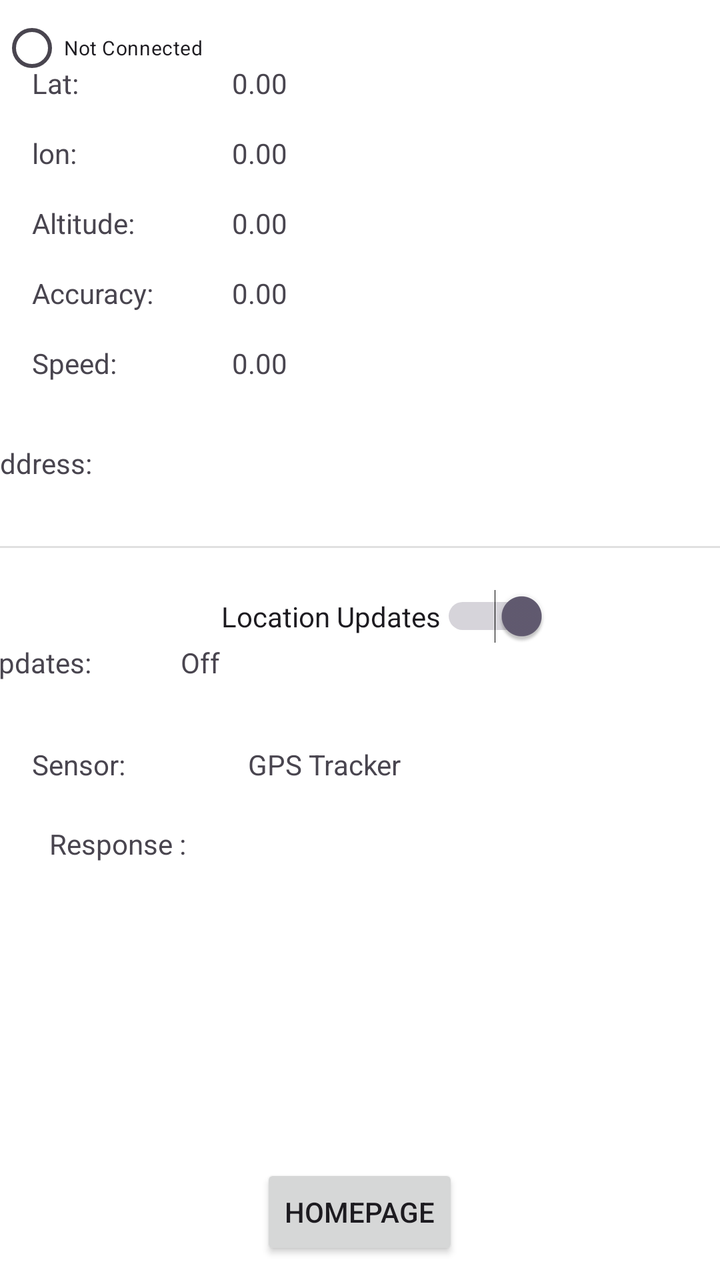
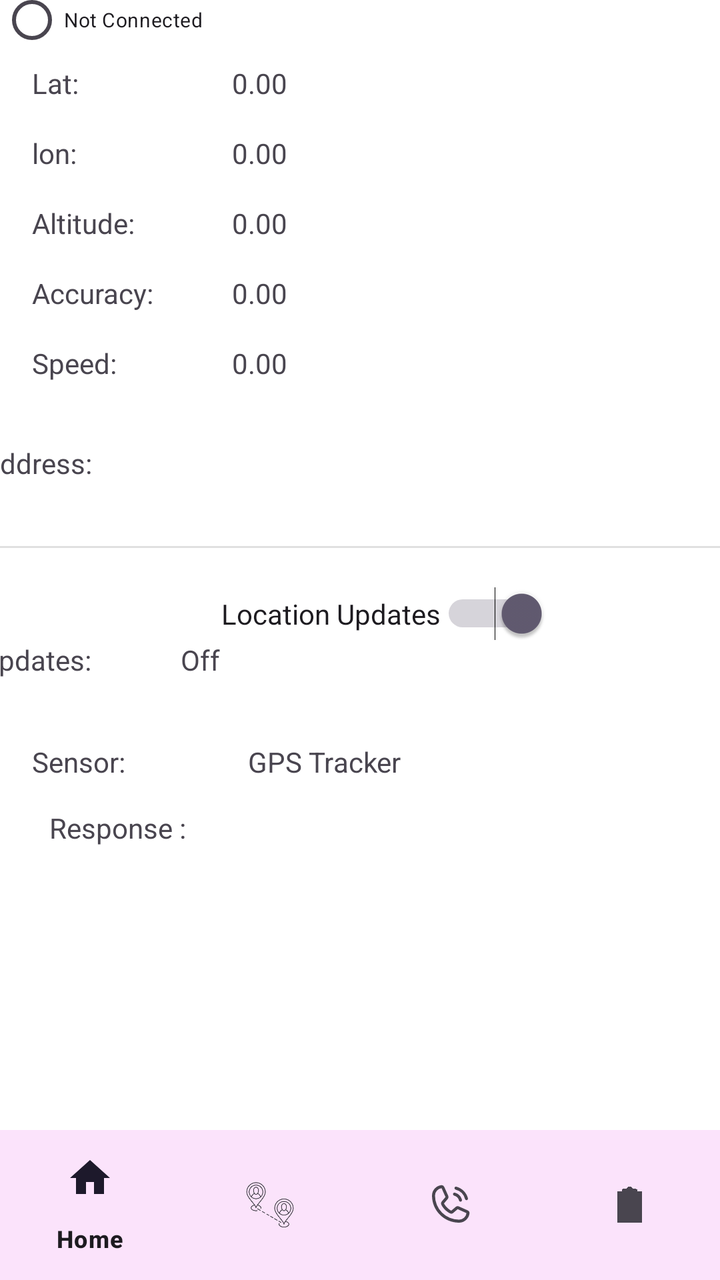

Compare the two renders of this Android layout. The source of the first and the diff that turns it into the second are given below.
<!-- AndroidManifest.xml: application theme Theme.SavMed -->
<!-- res/layout/activity_location.xml -->
<?xml version="1.0" encoding="utf-8"?>
<androidx.constraintlayout.widget.ConstraintLayout xmlns:android="http://schemas.android.com/apk/res/android"
    xmlns:app="http://schemas.android.com/apk/res-auto"
    xmlns:tools="http://schemas.android.com/tools"
    android:id="@+id/main"
    android:layout_width="match_parent"
    android:layout_height="match_parent"
    tools:context=".ui.locationing.LocationActivity"
    android:fitsSystemWindows="true">


    <include layout="@layout/connect_status" />
    <include layout="@layout/toolbar" />

    <TextView
        android:id="@+id/tv_labellat"
        android:layout_width="100dp"
        android:layout_height="wrap_content"
        android:layout_marginStart="16dp"
        android:layout_marginTop="32dp"
        android:text="Lat:"
        app:layout_constraintStart_toStartOf="parent"
        app:layout_constraintTop_toTopOf="parent" />

    <TextView
        android:id="@+id/tv_lat"
        android:layout_width="wrap_content"
        android:layout_height="wrap_content"
        android:layout_marginTop="32dp"
        android:text="0.00"
        app:layout_constraintStart_toEndOf="@+id/tv_labellat"
        app:layout_constraintTop_toTopOf="parent" />

    <TextView
        android:id="@+id/tv_labellon"
        android:layout_width="100dp"
        android:layout_height="wrap_content"
        android:layout_marginStart="16dp"
        android:layout_marginTop="16dp"
        android:text="lon:"
        app:layout_constraintStart_toStartOf="parent"
        app:layout_constraintTop_toBottomOf="@+id/tv_labellat" />

    <TextView
        android:id="@+id/tv_lon"
        android:layout_width="wrap_content"
        android:layout_height="wrap_content"
        android:layout_marginTop="16dp"
        android:text="0.00"
        app:layout_constraintStart_toEndOf="@+id/tv_labellon"
        app:layout_constraintTop_toBottomOf="@+id/tv_lat" />

    <TextView
        android:id="@+id/tv_labelaltitude"
        android:layout_width="100dp"
        android:layout_height="wrap_content"
        android:layout_marginStart="16dp"
        android:layout_marginTop="16dp"
        android:text="Altitude:"
        app:layout_constraintStart_toStartOf="parent"
        app:layout_constraintTop_toBottomOf="@+id/tv_labellon" />

    <TextView
        android:id="@+id/tv_altitude"
        android:layout_width="wrap_content"
        android:layout_height="wrap_content"
        android:text="0.00"
        app:layout_constraintStart_toEndOf="@+id/tv_labelaltitude"
        app:layout_constraintTop_toTopOf="@+id/tv_labelaltitude" />

    <TextView
        android:id="@+id/tv_labelaccuracy"
        android:layout_width="100dp"
        android:layout_height="wrap_content"
        android:layout_marginStart="16dp"
        android:layout_marginTop="16dp"
        android:text="Accuracy:"
        app:layout_constraintStart_toStartOf="parent"
        app:layout_constraintTop_toBottomOf="@+id/tv_labelaltitude" />

    <TextView
        android:id="@+id/tv_accuracy"
        android:layout_width="wrap_content"
        android:layout_height="wrap_content"
        android:text="0.00"
        app:layout_constraintStart_toEndOf="@+id/tv_labelaccuracy"
        app:layout_constraintTop_toTopOf="@+id/tv_labelaccuracy" />

    <TextView
        android:id="@+id/tv_labelspeed"
        android:layout_width="100dp"
        android:layout_height="wrap_content"
        android:layout_marginStart="16dp"
        android:layout_marginTop="16dp"
        android:layout_marginBottom="15dp"
        android:text="Speed:"
        app:layout_constraintBottom_toTopOf="@+id/tv_lbladdress"
        app:layout_constraintEnd_toStartOf="@+id/tv_speed"
        app:layout_constraintStart_toStartOf="parent"
        app:layout_constraintTop_toBottomOf="@+id/tv_labelaccuracy" />

    <TextView
        android:id="@+id/tv_speed"
        android:layout_width="wrap_content"
        android:layout_height="wrap_content"
        android:text="0.00"
        app:layout_constraintStart_toEndOf="@+id/tv_labelspeed"
        app:layout_constraintTop_toTopOf="@+id/tv_labelspeed" />

    <TextView
        android:id="@+id/tv_labelsensor"
        android:layout_width="100dp"
        android:layout_height="wrap_content"
        android:layout_marginStart="16dp"
        android:layout_marginTop="32dp"
        android:text="Sensor:"
        app:layout_constraintEnd_toStartOf="@+id/tv_sensor"
        app:layout_constraintStart_toStartOf="parent"
        app:layout_constraintTop_toBottomOf="@+id/tv_labelupdates" />

    <TextView
        android:id="@+id/tv_sensor"
        android:layout_width="wrap_content"
        android:layout_height="wrap_content"
        android:layout_marginStart="8dp"
        android:text="GPS Tracker"
        app:layout_constraintBottom_toBottomOf="parent"
        app:layout_constraintStart_toEndOf="@+id/tv_labelsensor"
        app:layout_constraintTop_toTopOf="@+id/tv_labelsensor"
        app:layout_constraintVertical_bias="0.0" />

    <TextView
        android:id="@+id/tv_labelupdates"
        android:layout_width="100dp"
        android:layout_height="wrap_content"
        android:layout_marginStart="16dp"
        android:layout_marginBottom="32dp"
        android:text="Updates:"
        app:layout_constraintBottom_toTopOf="@+id/tv_labelsensor"
        app:layout_constraintEnd_toStartOf="@+id/tv_updates"
        app:layout_constraintStart_toStartOf="parent"
        app:layout_constraintTop_toBottomOf="@+id/sw_locationsupdates" />

    <TextView
        android:id="@+id/tv_updates"
        android:layout_width="wrap_content"
        android:layout_height="wrap_content"
        android:layout_marginEnd="276dp"
        android:layout_marginBottom="32dp"
        android:text="Off"
        app:layout_constraintBottom_toTopOf="@+id/tv_sensor"
        app:layout_constraintEnd_toEndOf="parent"
        app:layout_constraintStart_toEndOf="@+id/tv_labelupdates"
        app:layout_constraintTop_toTopOf="@+id/tv_labelupdates" />

    <Switch
        android:id="@+id/sw_locationsupdates"
        android:layout_width="wrap_content"
        android:layout_height="wrap_content"
        android:layout_marginTop="16dp"
        android:checked="true"
        android:text="Location Updates"
        app:layout_constraintBottom_toBottomOf="parent"
        app:layout_constraintEnd_toEndOf="parent"
        app:layout_constraintHorizontal_bias="0.564"
        app:layout_constraintStart_toStartOf="parent"
        app:layout_constraintTop_toBottomOf="@+id/divider"
        app:layout_constraintVertical_bias="0.014"
        tools:ignore="UseSwitchCompatOrMaterialXml" />

    <TextView
        android:id="@+id/tv_address"
        android:layout_width="wrap_content"
        android:layout_height="wrap_content"
        app:layout_constraintStart_toEndOf="@+id/tv_lbladdress"
        app:layout_constraintTop_toTopOf="@+id/tv_lbladdress" />

    <TextView
        android:id="@+id/tv_lbladdress"
        android:layout_width="100dp"
        android:layout_height="wrap_content"
        android:layout_marginStart="16dp"
        android:layout_marginTop="16dp"
        android:layout_marginEnd="295dp"
        android:layout_marginBottom="33dp"
        android:text="Address:"
        app:layout_constraintBottom_toTopOf="@+id/divider"
        app:layout_constraintEnd_toEndOf="parent"
        app:layout_constraintStart_toStartOf="parent"
        app:layout_constraintTop_toBottomOf="@+id/tv_labelspeed" />

    <View
        android:id="@+id/divider"
        android:layout_width="409dp"
        android:layout_height="1dp"
        android:layout_marginTop="32dp"
        android:background="?android:attr/listDivider"
        app:layout_constraintTop_toBottomOf="@+id/tv_address"
        tools:layout_editor_absoluteX="1dp"
        tools:ignore="MissingConstraints" />

    <TextView
        android:id="@+id/apiResponseLoc"
        android:layout_width="wrap_content"
        android:layout_height="wrap_content"
        android:text="Response : "
        app:layout_constraintBottom_toBottomOf="parent"
        app:layout_constraintEnd_toEndOf="parent"
        app:layout_constraintHorizontal_bias="0.085"
        app:layout_constraintStart_toStartOf="parent"
        app:layout_constraintTop_toBottomOf="@+id/tv_labelsensor"
        app:layout_constraintVertical_bias="0.09" />

</androidx.constraintlayout.widget.ConstraintLayout>
<!-- res/layout/connect_status.xml (included above) -->
<?xml version="1.0" encoding="utf-8"?>
<androidx.constraintlayout.widget.ConstraintLayout xmlns:android="http://schemas.android.com/apk/res/android"
    xmlns:app="http://schemas.android.com/apk/res-auto"
    xmlns:tools="http://schemas.android.com/tools"
    android:layout_width="match_parent"
    android:layout_height="match_parent">

    <RadioButton
        android:id="@+id/connectStatus"
        android:layout_width="wrap_content"
        android:layout_height="wrap_content"
        android:text="Not Connected"
        android:textSize="10sp"
        android:layout_marginBottom="20dp"
        app:layout_constraintBottom_toBottomOf="parent"
        app:layout_constraintEnd_toEndOf="parent"
        app:layout_constraintHorizontal_bias="0.0"
        app:layout_constraintStart_toStartOf="parent"
        app:layout_constraintTop_toTopOf="parent"
        app:layout_constraintVertical_bias="0.0" />
</androidx.constraintlayout.widget.ConstraintLayout>
<!-- res/layout/toolbar.xml (included above) -->
<?xml version="1.0" encoding="utf-8"?>
<androidx.constraintlayout.widget.ConstraintLayout xmlns:android="http://schemas.android.com/apk/res/android"
    xmlns:app="http://schemas.android.com/apk/res-auto"
    xmlns:tools="http://schemas.android.com/tools"
    android:layout_width="match_parent"
    android:layout_height="match_parent">

    

    
    <LinearLayout
        android:id="@+id/bottomLinearLayout"
        android:layout_width="match_parent"
        android:layout_height="wrap_content"
        android:layout_marginBottom="10dp"
        android:gravity="center"
        android:orientation="vertical"
        app:layout_constraintBottom_toBottomOf="parent"
        app:layout_constraintStart_toStartOf="parent">

        <Button
            android:id="@+id/btnHome"
            android:layout_width="wrap_content"
            android:layout_height="wrap_content"
            android:text="HomePage" />

        

    </LinearLayout>
</androidx.constraintlayout.widget.ConstraintLayout>
<!-- resources referenced by this layout -->
<resources>
  <style name="Theme.SavMed" parent="Base.Theme.SavMed" />
  <color name="lightblue_1">#7450E8CA</color>
  <color name="white">#FFFFFFFF</color>
  <color name="orange_main_100">#FFEACB</color>
  <color name="orange_main_100_alpha_50">#80FFEACB</color>
  <color name="orange_main_300">#FFB266</color>
  <color name="orange_main_500">#FF5E00</color>
  <color name="orange_main_700">#B72D00</color>
  <color name="gray_main2_100">#EEF6F8</color>
  <color name="gray_main2_200">#DFECF2</color>
  <color name="gray_main2_300">#C0D1D9</color>
  <color name="gray_main2_400">#9AABB5</color>
  <color name="gray_main2_500">#6C7A87</color>
  <color name="gray_main2_600">#4E6074</color>
  <color name="gray_main2_700">#364860</color>
  <color name="gray_main2_800">#22334D</color>
  <color name="black">#FF000000</color>
  <color name="gray_100">#F9F9F9</color>
  <color name="gray_200">#EDEDED</color>
  <color name="gray_300">#C9C9C9</color>
  <color name="gray_400">#949494</color>
  <color name="gray_500">#4E4E4E</color>
  <color name="gray_600">#2E3030</color>
  <color name="gray_800">#0F0F0F</color>
  <color name="gray_900">#070707</color>
  <color name="red_danger_500">#DD5F5F</color>
  <color name="red_danger_700">#9E3548</color>
  <color name="red_danger_900">#723333</color>
  <color name="green_success_200">#ACF5C1</color>
  <color name="green_success_500">#4FAE80</color>
  <color name="green_success_700">#377D71</color>
  <color name="blue_info_500">#4AA8FF</color>
  <color name="orange_warning_600">#DBB820</color>
  <color name="light_pink">#E4FBE0FB</color>
  <!-- unchanged entries left out for length: 1 -->
</resources>

<!-- the commit's change to res/layout/activity_location.xml (unified diff, before → after) -->
@@ -9,207 +9,261 @@
     android:fitsSystemWindows="true">
 
 
+
+
     <include layout="@layout/connect_status" />
-    <include layout="@layout/toolbar" />
-
-    <TextView
-        android:id="@+id/tv_labellat"
-        android:layout_width="100dp"
+
+
+    <androidx.constraintlayout.widget.ConstraintLayout
+        android:layout_width="0dp"
+        android:layout_height="0dp"
+        app:layout_constraintBottom_toTopOf="@id/toolbar"
+        app:layout_constraintEnd_toEndOf="parent"
+        app:layout_constraintStart_toStartOf="parent"
+        app:layout_constraintTop_toTopOf="parent">
+
+
+
+
+        <TextView
+            android:id="@+id/tv_labellat"
+            android:layout_width="100dp"
+            android:layout_height="wrap_content"
+            android:layout_marginStart="16dp"
+            android:layout_marginTop="32dp"
+            android:text="Lat:"
+            app:layout_constraintStart_toStartOf="parent"
+            app:layout_constraintTop_toTopOf="parent" />
+
+
+        <TextView
+            android:id="@+id/tv_lat"
+            android:layout_width="wrap_content"
+            android:layout_height="wrap_content"
+            android:layout_marginTop="32dp"
+            android:text="0.00"
+            app:layout_constraintStart_toEndOf="@+id/tv_labellat"
+            app:layout_constraintTop_toTopOf="parent" />
+
+
+        <TextView
+            android:id="@+id/tv_labellon"
+            android:layout_width="100dp"
+            android:layout_height="wrap_content"
+            android:layout_marginStart="16dp"
+            android:layout_marginTop="16dp"
+            android:text="lon:"
+            app:layout_constraintStart_toStartOf="parent"
+            app:layout_constraintTop_toBottomOf="@+id/tv_labellat" />
+
+
+        <TextView
+            android:id="@+id/tv_lon"
+            android:layout_width="wrap_content"
+            android:layout_height="wrap_content"
+            android:layout_marginTop="16dp"
+            android:text="0.00"
+            app:layout_constraintStart_toEndOf="@+id/tv_labellon"
+            app:layout_constraintTop_toBottomOf="@+id/tv_lat" />
+
+
+        <TextView
+            android:id="@+id/tv_labelaltitude"
+            android:layout_width="100dp"
+            android:layout_height="wrap_content"
+            android:layout_marginStart="16dp"
+            android:layout_marginTop="16dp"
+            android:text="Altitude:"
+            app:layout_constraintStart_toStartOf="parent"
+            app:layout_constraintTop_toBottomOf="@+id/tv_labellon" />
+
+
+        <TextView
+            android:id="@+id/tv_altitude"
+            android:layout_width="wrap_content"
+            android:layout_height="wrap_content"
+            android:text="0.00"
+            app:layout_constraintStart_toEndOf="@+id/tv_labelaltitude"
+            app:layout_constraintTop_toTopOf="@+id/tv_labelaltitude" />
+
+
+        <TextView
+            android:id="@+id/tv_labelaccuracy"
+            android:layout_width="100dp"
+            android:layout_height="wrap_content"
+            android:layout_marginStart="16dp"
+            android:layout_marginTop="16dp"
+            android:text="Accuracy:"
+            app:layout_constraintStart_toStartOf="parent"
+            app:layout_constraintTop_toBottomOf="@+id/tv_labelaltitude" />
+
+
+        <TextView
+            android:id="@+id/tv_accuracy"
+            android:layout_width="wrap_content"
+            android:layout_height="wrap_content"
+            android:text="0.00"
+            app:layout_constraintStart_toEndOf="@+id/tv_labelaccuracy"
+            app:layout_constraintTop_toTopOf="@+id/tv_labelaccuracy" />
+
+
+        <TextView
+            android:id="@+id/tv_labelspeed"
+            android:layout_width="100dp"
+            android:layout_height="wrap_content"
+            android:layout_marginStart="16dp"
+            android:layout_marginTop="16dp"
+            android:layout_marginBottom="15dp"
+            android:text="Speed:"
+            app:layout_constraintBottom_toTopOf="@+id/tv_lbladdress"
+            app:layout_constraintEnd_toStartOf="@+id/tv_speed"
+            app:layout_constraintStart_toStartOf="parent"
+            app:layout_constraintTop_toBottomOf="@+id/tv_labelaccuracy" />
+
+
+        <TextView
+            android:id="@+id/tv_speed"
+            android:layout_width="wrap_content"
+            android:layout_height="wrap_content"
+            android:text="0.00"
+            app:layout_constraintStart_toEndOf="@+id/tv_labelspeed"
+            app:layout_constraintTop_toTopOf="@+id/tv_labelspeed" />
+
+
+        <TextView
+            android:id="@+id/tv_labelsensor"
+            android:layout_width="100dp"
+            android:layout_height="wrap_content"
+            android:layout_marginStart="16dp"
+            android:layout_marginTop="32dp"
+            android:text="Sensor:"
+            app:layout_constraintEnd_toStartOf="@+id/tv_sensor"
+            app:layout_constraintStart_toStartOf="parent"
+            app:layout_constraintTop_toBottomOf="@+id/tv_labelupdates" />
+
+
+        <TextView
+            android:id="@+id/tv_sensor"
+            android:layout_width="wrap_content"
+            android:layout_height="wrap_content"
+            android:layout_marginStart="8dp"
+            android:text="GPS Tracker"
+            app:layout_constraintBottom_toBottomOf="parent"
+            app:layout_constraintStart_toEndOf="@+id/tv_labelsensor"
+            app:layout_constraintTop_toTopOf="@+id/tv_labelsensor"
+            app:layout_constraintVertical_bias="0.0" />
+
+
+        <TextView
+            android:id="@+id/tv_labelupdates"
+            android:layout_width="100dp"
+            android:layout_height="wrap_content"
+            android:layout_marginStart="16dp"
+            android:layout_marginBottom="32dp"
+            android:text="Updates:"
+            app:layout_constraintBottom_toTopOf="@+id/tv_labelsensor"
+            app:layout_constraintEnd_toStartOf="@+id/tv_updates"
+            app:layout_constraintStart_toStartOf="parent"
+            app:layout_constraintTop_toBottomOf="@+id/sw_locationsupdates" />
+
+
+        <TextView
+            android:id="@+id/tv_updates"
+            android:layout_width="wrap_content"
+            android:layout_height="wrap_content"
+            android:layout_marginEnd="276dp"
+            android:layout_marginBottom="32dp"
+            android:text="Off"
+            app:layout_constraintBottom_toTopOf="@+id/tv_sensor"
+            app:layout_constraintEnd_toEndOf="parent"
+            app:layout_constraintStart_toEndOf="@+id/tv_labelupdates"
+            app:layout_constraintTop_toTopOf="@+id/tv_labelupdates" />
+
+
+        <Switch
+            android:id="@+id/sw_locationsupdates"
+            android:layout_width="wrap_content"
+            android:layout_height="wrap_content"
+            android:layout_marginTop="16dp"
+            android:checked="true"
+            android:text="Location Updates"
+            app:layout_constraintBottom_toBottomOf="parent"
+            app:layout_constraintEnd_toEndOf="parent"
+            app:layout_constraintHorizontal_bias="0.564"
+            app:layout_constraintStart_toStartOf="parent"
+            app:layout_constraintTop_toBottomOf="@+id/divider"
+            app:layout_constraintVertical_bias="0.014"
+            tools:ignore="UseSwitchCompatOrMaterialXml" />
+
+
+        <TextView
+            android:id="@+id/tv_address"
+            android:layout_width="wrap_content"
+            android:layout_height="wrap_content"
+            app:layout_constraintStart_toEndOf="@+id/tv_lbladdress"
+            app:layout_constraintTop_toTopOf="@+id/tv_lbladdress" />
+
+
+        <TextView
+            android:id="@+id/tv_lbladdress"
+            android:layout_width="100dp"
+            android:layout_height="wrap_content"
+            android:layout_marginStart="16dp"
+            android:layout_marginTop="16dp"
+            android:layout_marginEnd="295dp"
+            android:layout_marginBottom="33dp"
+            android:text="Address:"
+            app:layout_constraintBottom_toTopOf="@+id/divider"
+            app:layout_constraintEnd_toEndOf="parent"
+            app:layout_constraintStart_toStartOf="parent"
+            app:layout_constraintTop_toBottomOf="@+id/tv_labelspeed" />
+
+
+        <View
+            android:id="@+id/divider"
+            android:layout_width="409dp"
+            android:layout_height="1dp"
+            android:layout_marginTop="32dp"
+            android:background="?android:attr/listDivider"
+            app:layout_constraintTop_toBottomOf="@+id/tv_address"
+            tools:ignore="MissingConstraints"
+            tools:layout_editor_absoluteX="1dp" />
+
+
+        <TextView
+            android:id="@+id/apiResponseLoc"
+            android:layout_width="wrap_content"
+            android:layout_height="wrap_content"
+            android:text="Response : "
+            app:layout_constraintBottom_toBottomOf="parent"
+            app:layout_constraintEnd_toEndOf="parent"
+            app:layout_constraintHorizontal_bias="0.085"
+            app:layout_constraintStart_toStartOf="parent"
+            app:layout_constraintTop_toBottomOf="@+id/tv_labelsensor"
+            app:layout_constraintVertical_bias="0.09" />
+
+
+    </androidx.constraintlayout.widget.ConstraintLayout>
+    <include
+        android:id="@+id/toolbar"
+        layout="@layout/toolbar"
+        android:layout_width="match_parent"
         android:layout_height="wrap_content"
-        android:layout_marginStart="16dp"
-        android:layout_marginTop="32dp"
-        android:text="Lat:"
-        app:layout_constraintStart_toStartOf="parent"
-        app:layout_constraintTop_toTopOf="parent" />
-
-    <TextView
-        android:id="@+id/tv_lat"
-        android:layout_width="wrap_content"
+        android:visibility="gone"
+        app:layout_constraintBottom_toTopOf="@id/bottom_bar"
+        app:layout_constraintStart_toStartOf="parent"
+        app:layout_constraintEnd_toEndOf="parent"/>
+
+
+    <include
+        android:id="@+id/bottom_bar"
+        layout="@layout/app_bottom_navigation"
+        android:layout_width="match_parent"
         android:layout_height="wrap_content"
-        android:layout_marginTop="32dp"
-        android:text="0.00"
-        app:layout_constraintStart_toEndOf="@+id/tv_labellat"
-        app:layout_constraintTop_toTopOf="parent" />
-
-    <TextView
-        android:id="@+id/tv_labellon"
-        android:layout_width="100dp"
-        android:layout_height="wrap_content"
-        android:layout_marginStart="16dp"
-        android:layout_marginTop="16dp"
-        android:text="lon:"
-        app:layout_constraintStart_toStartOf="parent"
-        app:layout_constraintTop_toBottomOf="@+id/tv_labellat" />
-
-    <TextView
-        android:id="@+id/tv_lon"
-        android:layout_width="wrap_content"
-        android:layout_height="wrap_content"
-        android:layout_marginTop="16dp"
-        android:text="0.00"
-        app:layout_constraintStart_toEndOf="@+id/tv_labellon"
-        app:layout_constraintTop_toBottomOf="@+id/tv_lat" />
-
-    <TextView
-        android:id="@+id/tv_labelaltitude"
-        android:layout_width="100dp"
-        android:layout_height="wrap_content"
-        android:layout_marginStart="16dp"
-        android:layout_marginTop="16dp"
-        android:text="Altitude:"
-        app:layout_constraintStart_toStartOf="parent"
-        app:layout_constraintTop_toBottomOf="@+id/tv_labellon" />
-
-    <TextView
-        android:id="@+id/tv_altitude"
-        android:layout_width="wrap_content"
-        android:layout_height="wrap_content"
-        android:text="0.00"
-        app:layout_constraintStart_toEndOf="@+id/tv_labelaltitude"
-        app:layout_constraintTop_toTopOf="@+id/tv_labelaltitude" />
-
-    <TextView
-        android:id="@+id/tv_labelaccuracy"
-        android:layout_width="100dp"
-        android:layout_height="wrap_content"
-        android:layout_marginStart="16dp"
-        android:layout_marginTop="16dp"
-        android:text="Accuracy:"
-        app:layout_constraintStart_toStartOf="parent"
-        app:layout_constraintTop_toBottomOf="@+id/tv_labelaltitude" />
-
-    <TextView
-        android:id="@+id/tv_accuracy"
-        android:layout_width="wrap_content"
-        android:layout_height="wrap_content"
-        android:text="0.00"
-        app:layout_constraintStart_toEndOf="@+id/tv_labelaccuracy"
-        app:layout_constraintTop_toTopOf="@+id/tv_labelaccuracy" />
-
-    <TextView
-        android:id="@+id/tv_labelspeed"
-        android:layout_width="100dp"
-        android:layout_height="wrap_content"
-        android:layout_marginStart="16dp"
-        android:layout_marginTop="16dp"
-        android:layout_marginBottom="15dp"
-        android:text="Speed:"
-        app:layout_constraintBottom_toTopOf="@+id/tv_lbladdress"
-        app:layout_constraintEnd_toStartOf="@+id/tv_speed"
-        app:layout_constraintStart_toStartOf="parent"
-        app:layout_constraintTop_toBottomOf="@+id/tv_labelaccuracy" />
-
-    <TextView
-        android:id="@+id/tv_speed"
-        android:layout_width="wrap_content"
-        android:layout_height="wrap_content"
-        android:text="0.00"
-        app:layout_constraintStart_toEndOf="@+id/tv_labelspeed"
-        app:layout_constraintTop_toTopOf="@+id/tv_labelspeed" />
-
-    <TextView
-        android:id="@+id/tv_labelsensor"
-        android:layout_width="100dp"
-        android:layout_height="wrap_content"
-        android:layout_marginStart="16dp"
-        android:layout_marginTop="32dp"
-        android:text="Sensor:"
-        app:layout_constraintEnd_toStartOf="@+id/tv_sensor"
-        app:layout_constraintStart_toStartOf="parent"
-        app:layout_constraintTop_toBottomOf="@+id/tv_labelupdates" />
-
-    <TextView
-        android:id="@+id/tv_sensor"
-        android:layout_width="wrap_content"
-        android:layout_height="wrap_content"
-        android:layout_marginStart="8dp"
-        android:text="GPS Tracker"
-        app:layout_constraintBottom_toBottomOf="parent"
-        app:layout_constraintStart_toEndOf="@+id/tv_labelsensor"
-        app:layout_constraintTop_toTopOf="@+id/tv_labelsensor"
-        app:layout_constraintVertical_bias="0.0" />
-
-    <TextView
-        android:id="@+id/tv_labelupdates"
-        android:layout_width="100dp"
-        android:layout_height="wrap_content"
-        android:layout_marginStart="16dp"
-        android:layout_marginBottom="32dp"
-        android:text="Updates:"
-        app:layout_constraintBottom_toTopOf="@+id/tv_labelsensor"
-        app:layout_constraintEnd_toStartOf="@+id/tv_updates"
-        app:layout_constraintStart_toStartOf="parent"
-        app:layout_constraintTop_toBottomOf="@+id/sw_locationsupdates" />
-
-    <TextView
-        android:id="@+id/tv_updates"
-        android:layout_width="wrap_content"
-        android:layout_height="wrap_content"
-        android:layout_marginEnd="276dp"
-        android:layout_marginBottom="32dp"
-        android:text="Off"
-        app:layout_constraintBottom_toTopOf="@+id/tv_sensor"
         app:layout_constraintEnd_toEndOf="parent"
-        app:layout_constraintStart_toEndOf="@+id/tv_labelupdates"
-        app:layout_constraintTop_toTopOf="@+id/tv_labelupdates" />
-
-    <Switch
-        android:id="@+id/sw_locationsupdates"
-        android:layout_width="wrap_content"
-        android:layout_height="wrap_content"
-        android:layout_marginTop="16dp"
-        android:checked="true"
-        android:text="Location Updates"
-        app:layout_constraintBottom_toBottomOf="parent"
-        app:layout_constraintEnd_toEndOf="parent"
-        app:layout_constraintHorizontal_bias="0.564"
-        app:layout_constraintStart_toStartOf="parent"
-        app:layout_constraintTop_toBottomOf="@+id/divider"
-        app:layout_constraintVertical_bias="0.014"
-        tools:ignore="UseSwitchCompatOrMaterialXml" />
-
-    <TextView
-        android:id="@+id/tv_address"
-        android:layout_width="wrap_content"
-        android:layout_height="wrap_content"
-        app:layout_constraintStart_toEndOf="@+id/tv_lbladdress"
-        app:layout_constraintTop_toTopOf="@+id/tv_lbladdress" />
-
-    <TextView
-        android:id="@+id/tv_lbladdress"
-        android:layout_width="100dp"
-        android:layout_height="wrap_content"
-        android:layout_marginStart="16dp"
-        android:layout_marginTop="16dp"
-        android:layout_marginEnd="295dp"
-        android:layout_marginBottom="33dp"
-        android:text="Address:"
-        app:layout_constraintBottom_toTopOf="@+id/divider"
-        app:layout_constraintEnd_toEndOf="parent"
-        app:layout_constraintStart_toStartOf="parent"
-        app:layout_constraintTop_toBottomOf="@+id/tv_labelspeed" />
-
-    <View
-        android:id="@+id/divider"
-        android:layout_width="409dp"
-        android:layout_height="1dp"
-        android:layout_marginTop="32dp"
-        android:background="?android:attr/listDivider"
-        app:layout_constraintTop_toBottomOf="@+id/tv_address"
-        tools:layout_editor_absoluteX="1dp"
-        tools:ignore="MissingConstraints" />
-
-    <TextView
-        android:id="@+id/apiResponseLoc"
-        android:layout_width="wrap_content"
-        android:layout_height="wrap_content"
-        android:text="Response : "
-        app:layout_constraintBottom_toBottomOf="parent"
-        app:layout_constraintEnd_toEndOf="parent"
-        app:layout_constraintHorizontal_bias="0.085"
-        app:layout_constraintStart_toStartOf="parent"
-        app:layout_constraintTop_toBottomOf="@+id/tv_labelsensor"
-        app:layout_constraintVertical_bias="0.09" />
+        app:layout_constraintStart_toStartOf="parent"
+        app:layout_constraintBottom_toBottomOf="parent"/>
+
 
 </androidx.constraintlayout.widget.ConstraintLayout>
 <!-- res/layout/connect_status.xml (included above) -->
@@ -220,13 +274,14 @@
     android:layout_width="match_parent"
     android:layout_height="match_parent">
 
+
     <RadioButton
         android:id="@+id/connectStatus"
         android:layout_width="wrap_content"
-        android:layout_height="wrap_content"
+        android:layout_height="20dp"
         android:text="Not Connected"
         android:textSize="10sp"
-        android:layout_marginBottom="20dp"
+        android:layout_marginBottom="5dp"
         app:layout_constraintBottom_toBottomOf="parent"
         app:layout_constraintEnd_toEndOf="parent"
         app:layout_constraintHorizontal_bias="0.0"
@@ -265,3 +320,25 @@
 
     </LinearLayout>
 </androidx.constraintlayout.widget.ConstraintLayout>
+<!-- res/layout/app_bottom_navigation.xml (included above) -->
+<?xml version="1.0" encoding="utf-8"?>
+<androidx.constraintlayout.widget.ConstraintLayout xmlns:android="http://schemas.android.com/apk/res/android"
+    android:layout_width="match_parent"
+    android:layout_height="match_parent"
+    xmlns:app="http://schemas.android.com/apk/res-auto">
+
+
+    <com.google.android.material.bottomnavigation.BottomNavigationView
+        android:id="@+id/bottomNavigationView"
+        android:layout_width="match_parent"
+        android:layout_height="75dp"
+        android:background="@color/light_pink"
+        app:layout_constraintBottom_toBottomOf="parent"
+        app:layout_constraintEnd_toEndOf="parent"
+        app:layout_constraintHorizontal_bias="0.5"
+        app:layout_constraintStart_toStartOf="parent"
+        app:itemRippleColor="@color/red_danger_500"
+        app:menu="@menu/savmed_menu" />
+
+
+</androidx.constraintlayout.widget.ConstraintLayout>
